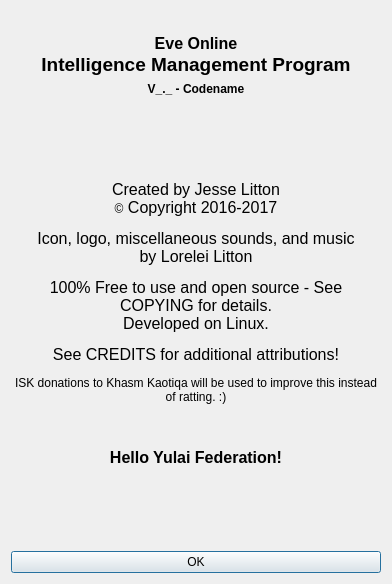
This is src/info.ui in 3vi1/IMP as Qt 5 draws it before an edit. The edited form follows.
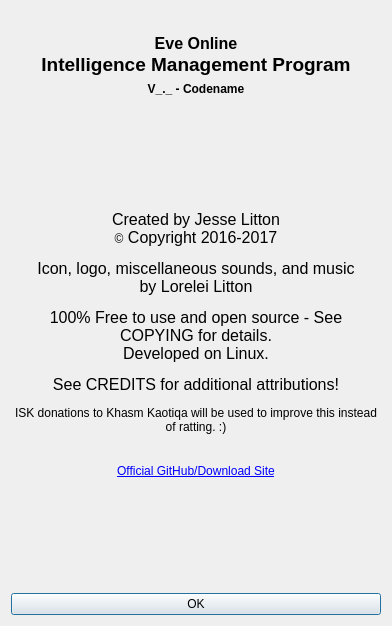
This is the edited form. Icons and pictures are not drawn.

The edit to the form file:
```diff
--- a/src/info.ui
+++ b/src/info.ui
@@ -10,7 +10,7 @@
     <x>0</x>
     <y>0</y>
     <width>392</width>
-    <height>584</height>
+    <height>626</height>
    </rect>
   </property>
   <property name="windowTitle">
@@ -20,11 +20,17 @@
    <iconset resource="resources.qrc">
     <normaloff>:/graphics/impicon.png</normaloff>:/graphics/impicon.png</iconset>
   </property>
+  <property name="windowOpacity">
+   <double>1.000000000000000</double>
+  </property>
+  <property name="autoFillBackground">
+   <bool>false</bool>
+  </property>
   <property name="modal">
    <bool>true</bool>
   </property>
-  <layout class="QVBoxLayout" name="verticalLayout">
-   <item>
+  <layout class="QGridLayout" name="gridLayout">
+   <item row="0" column="0">
     <layout class="QHBoxLayout" name="horizontalLayout">
      <item>
       <spacer name="horizontalSpacer">
@@ -120,7 +126,7 @@
      </property>
     </widget>
    </item>
-   <item>
+   <item row="3" column="0">
     <widget class="QLabel" name="label_3">
      <property name="sizePolicy">
       <sizepolicy hsizetype="Expanding" vsizetype="Expanding">
@@ -129,14 +135,14 @@
       </sizepolicy>
      </property>
      <property name="text">
-      <string>&lt;html&gt;&lt;head/&gt;&lt;body&gt;&lt;p align=&quot;center&quot;&gt;&lt;span style=&quot; font-size:12pt;&quot;&gt;Created by Jesse Litton&lt;br/&gt;&lt;/span&gt;©&lt;span style=&quot; font-size:12pt;&quot;&gt; Copyright 2016-2017&lt;/span&gt;&lt;/p&gt;&lt;p align=&quot;center&quot;&gt;&lt;span style=&quot; font-size:12pt;&quot;&gt;Icon, logo, miscellaneous sounds, and music&lt;br/&gt;by Lorelei Litton&lt;/span&gt;&lt;/p&gt;&lt;p align=&quot;center&quot;&gt;&lt;span style=&quot; font-size:12pt;&quot;&gt;100% Free to use and open source - See COPYING for details.&lt;br/&gt;Developed on Linux.&lt;/span&gt;&lt;/p&gt;&lt;p align=&quot;center&quot;&gt;&lt;span style=&quot; font-size:12pt;&quot;&gt;See CREDITS for additional attributions!&lt;/span&gt;&lt;/p&gt;&lt;p align=&quot;center&quot;&gt;&lt;span style=&quot; font-size:9pt;&quot;&gt;ISK donations to Khasm Kaotiqa will be used to improve this instead of ratting. :)&lt;/span&gt;&lt;/p&gt;&lt;p align=&quot;center&quot;&gt;&lt;img src=&quot;:/graphics/impicon.png&quot; width=&quot;42&quot; height=&quot;42&quot;/&gt;&lt;span style=&quot; font-size:9pt;&quot;&gt;&lt;br/&gt;&lt;/span&gt;&lt;span style=&quot; font-size:12pt;&quot;&gt;&lt;br/&gt;&lt;/span&gt;&lt;span style=&quot; font-size:12pt; font-weight:600;&quot;&gt;Hello Yulai Federation!&lt;/span&gt;&lt;/p&gt;&lt;/body&gt;&lt;/html&gt;</string>
+      <string>&lt;html&gt;&lt;head/&gt;&lt;body&gt;&lt;p align=&quot;center&quot;&gt;&lt;span style=&quot; font-size:12pt;&quot;&gt;Created by Jesse Litton&lt;br/&gt;&lt;/span&gt;©&lt;span style=&quot; font-size:12pt;&quot;&gt; Copyright 2016-2017&lt;/span&gt;&lt;/p&gt;&lt;p align=&quot;center&quot;&gt;&lt;span style=&quot; font-size:12pt;&quot;&gt;Icon, logo, miscellaneous sounds, and music&lt;br/&gt;by Lorelei Litton&lt;/span&gt;&lt;/p&gt;&lt;p align=&quot;center&quot;&gt;&lt;span style=&quot; font-size:12pt;&quot;&gt;100% Free to use and open source - See COPYING for details.&lt;br/&gt;Developed on Linux.&lt;/span&gt;&lt;/p&gt;&lt;p align=&quot;center&quot;&gt;&lt;span style=&quot; font-size:12pt;&quot;&gt;See CREDITS for additional attributions!&lt;/span&gt;&lt;/p&gt;&lt;p align=&quot;center&quot;&gt;&lt;span style=&quot; font-size:9pt;&quot;&gt;ISK donations to Khasm Kaotiqa will be used to improve this instead of ratting. :)&lt;/span&gt;&lt;/p&gt;&lt;p align=&quot;center&quot;&gt;&lt;img src=&quot;:/graphics/impicon.png&quot; width=&quot;42&quot; height=&quot;42&quot;/&gt;&lt;span style=&quot; font-size:12pt;&quot;&gt;&lt;br/&gt;&lt;/span&gt;&lt;a href=&quot;https://github.com/3vi1/IMP&quot;&gt;&lt;span style=&quot; text-decoration: underline; color:#0000ff;&quot;&gt;Official GitHub/Download Site&lt;/span&gt;&lt;/a&gt;&lt;/p&gt;&lt;/body&gt;&lt;/html&gt;</string>
      </property>
      <property name="wordWrap">
       <bool>true</bool>
      </property>
     </widget>
    </item>
-   <item>
+   <item row="4" column="0">
     <widget class="QDialogButtonBox" name="okayButton">
      <property name="sizePolicy">
       <sizepolicy hsizetype="Expanding" vsizetype="Fixed">
```
Left out of the diff: 30 changed lines with no effect on the pictures.
